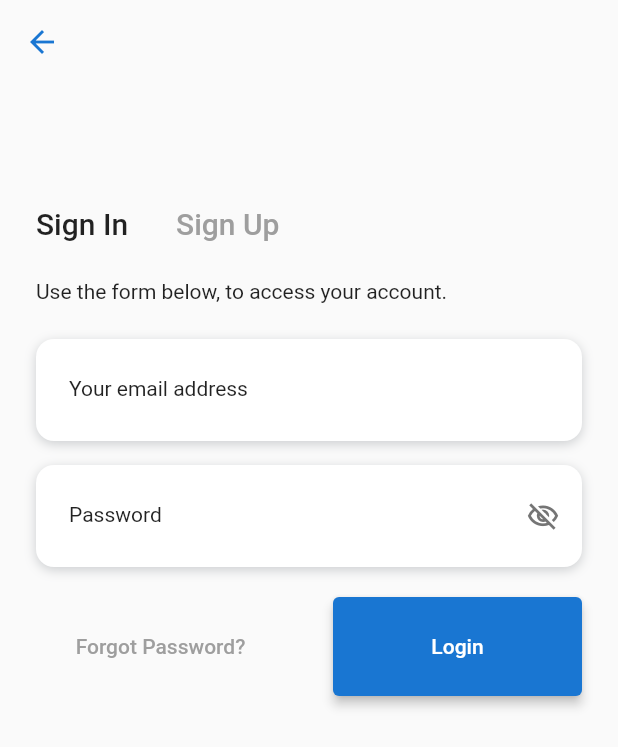
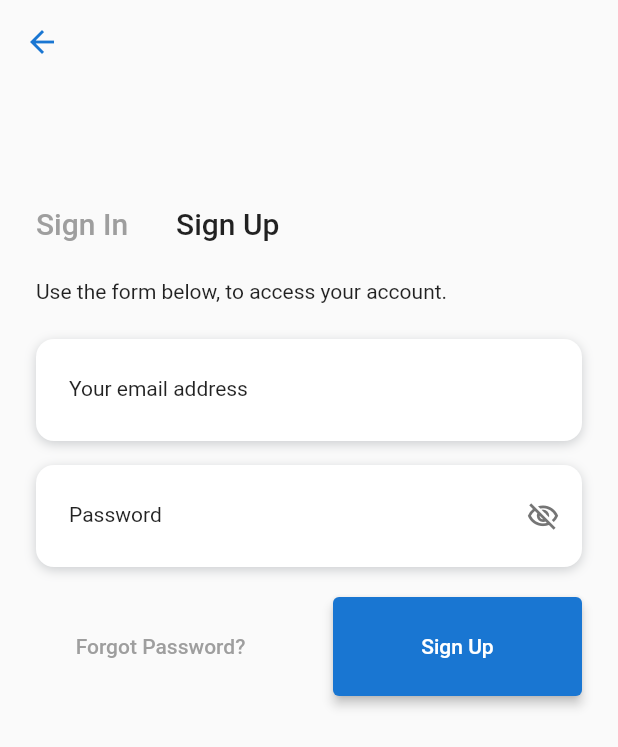
Before and after one commit to seoyoungk0909/INUS, a Flutter app: the LoginPageWidget screen opened by its route, after a tap on "Sign Up", on a phone screen of 412 x 824 dp. Shown: the top 747 px of the screen. Run offline on Flutter 3.47's test engine with Material 2 defaults, Android fonts, the phone set to English and light mode, and no system bars; Roboto replaces fonts that are missing (Poppins).

Commit message:
add signup option

```diff
--- a/lib/views/login_screen.dart
+++ b/lib/views/login_screen.dart
@@ -12,6 +12,7 @@ class LoginPageWidgetState extends State<LoginPageWidget> {
   TextEditingController? passwordTextController;
 
   late bool passwordVisibility;
+  late bool isSignup;
   final scaffoldKey = GlobalKey<ScaffoldState>();
 
   @override
@@ -20,6 +21,7 @@ class LoginPageWidgetState extends State<LoginPageWidget> {
     emailTextController = TextEditingController();
     passwordTextController = TextEditingController();
     passwordVisibility = false;
+    isSignup = false;
   }
 
   @override
@@ -51,23 +53,35 @@ class LoginPageWidgetState extends State<LoginPageWidget> {
                   child: Row(
                     mainAxisSize: MainAxisSize.max,
                     children: [
-                      Container(
+                      InkWell(
+                        onTap: () => setState(() {
+                          isSignup = false;
+                        }),
+                        child: Container(
                           height: 50,
                           decoration: BoxDecoration(
                             color: Theme.of(context).scaffoldBackgroundColor,
                           ),
                           alignment: const AlignmentDirectional(-1, 0),
                           child: Padding(
-                          padding:
-                              const EdgeInsetsDirectional.fromSTEB(0, 0, 16, 0),
+                            padding: const EdgeInsetsDirectional.fromSTEB(
+                                0, 0, 16, 0),
                             child: Text(
                               'Sign In',
-                            style: Theme.of(context).textTheme.titleLarge,
+                              style: isSignup
+                                  ? Theme.of(context)
+                                      .textTheme
+                                      .titleLarge
+                                      ?.copyWith(color: Colors.grey)
+                                  : Theme.of(context).textTheme.titleLarge,
+                            ),
                           ),
                         ),
                       ),
                       InkWell(
-                        onTap: () {},
+                        onTap: () => setState(() {
+                          isSignup = true;
+                        }),
                         child: Container(
                           height: 50,
                           decoration: BoxDecoration(
@@ -79,7 +93,9 @@ class LoginPageWidgetState extends State<LoginPageWidget> {
                                 16, 0, 16, 0),
                             child: Text(
                               'Sign Up',
-                              style: Theme.of(context)
+                              style: isSignup
+                                  ? Theme.of(context).textTheme.titleLarge
+                                  : Theme.of(context)
                                       .textTheme
                                       .titleLarge
                                       ?.copyWith(color: Colors.grey),
@@ -160,7 +176,7 @@ class LoginPageWidgetState extends State<LoginPageWidget> {
                               20, 24, 20, 24),
                         ),
                         style: Theme.of(context).textTheme.bodyText1,
-                        maxLines: null,
+                        maxLines: 1,
                       ),
                     ),
                   ),
@@ -171,8 +187,8 @@ class LoginPageWidgetState extends State<LoginPageWidget> {
                     width: double.infinity,
                     decoration: BoxDecoration(
                       color: Theme.of(context).cardColor,
-                      boxShadow: [
-                        const BoxShadow(
+                      boxShadow: const [
+                        BoxShadow(
                           blurRadius: 6,
                           color: Color(0x3416202A),
                           offset: Offset(0, 2),
@@ -294,13 +310,13 @@ class LoginPageWidgetState extends State<LoginPageWidget> {
                             width: 1,
                           ),
                         ),
-                        child: const SizedBox(
+                        child: SizedBox(
                           width: 150,
                           height: 50,
                           child: Center(
                             child: Text(
-                              'Login',
-                              style: TextStyle(
+                              isSignup ? 'Sign Up' : 'Login',
+                              style: const TextStyle(
                                 fontFamily: 'Poppins',
                                 color: Colors.white,
                               ),
```
Lines whose indentation alone changed are shown as unchanged.
